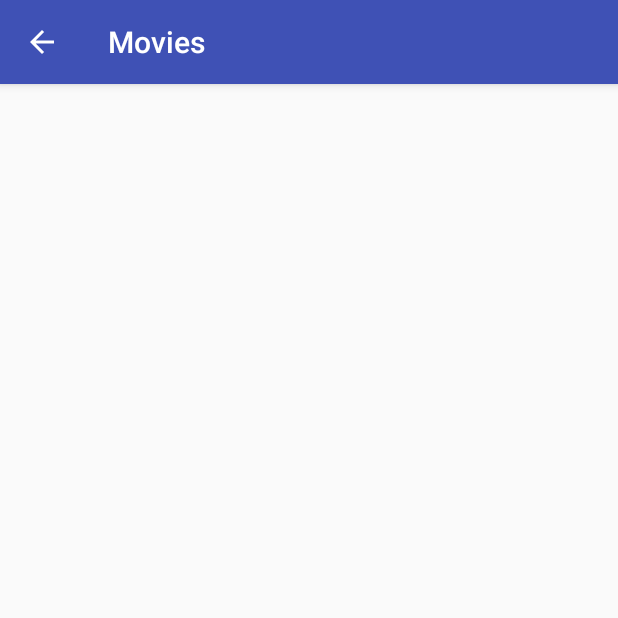
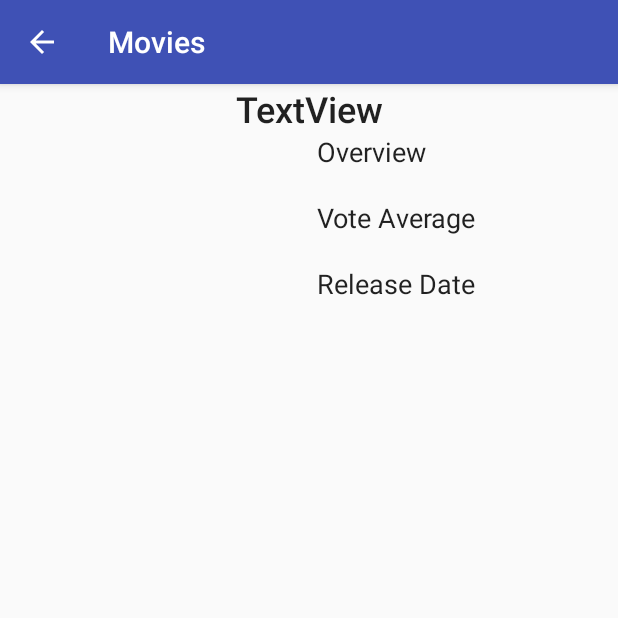
Before and after one commit to Lopics/Udacity_Project1, an Android app: the DetailActivity screen opened directly, with no data from a screen before it, on a phone screen of 412 x 824 dp, the top half of it. Run offline under Robolectric (Android 15) with nearby library versions, the phone set to English and light mode, and no system bars; our stand-ins replace Picasso; pictures from the network do not load.

Commit message:
After Review

```diff
--- a/app/src/main/java/com/lopic/movies/utilities/NetworkUtils.java
+++ b/app/src/main/java/com/lopic/movies/utilities/NetworkUtils.java
@@ -16,7 +16,7 @@ public final class NetworkUtils {
     private static final String POPULAR_BASE_URL =
             "https://api.themoviedb.org/3/movie/popular";
     private static String BASE_URL;
-    private static final String API_KEY = "YOUR_API_KEY";
+    private static final String API_KEY = "Your_API_KEY";
     private static final String API_PARAM = "api_key";
 
     public static URL buildUrl(boolean URL) {
--- a/app/src/main/res/layout/activity_detail.xml
+++ b/app/src/main/res/layout/activity_detail.xml
@@ -1,11 +1,13 @@
 <?xml version="1.0" encoding="utf-8"?>
 <ScrollView xmlns:android="http://schemas.android.com/apk/res/android"
-    xmlns:tools="http://schemas.android.com/tools"
     android:id="@+id/activity_detail"
     android:layout_width="match_parent"
-    android:layout_height="match_parent"
-    android:orientation="vertical"
-    tools:context="com.lopic.movies.DetailActivity">
+    android:layout_height="match_parent">
+
+    <LinearLayout
+        android:layout_width="match_parent"
+        android:layout_height="wrap_content"
+        android:orientation="vertical">
 
         <TextView
             android:id="@+id/original_title"
@@ -82,4 +84,5 @@
                     android:textAppearance="@style/TextAppearance.AppCompat.Body1" />
             </LinearLayout>
         </LinearLayout>
+    </LinearLayout>
 </ScrollView>
```
Also changed, not shown: 189 other files. Lines whose indentation alone changed are shown as unchanged.
